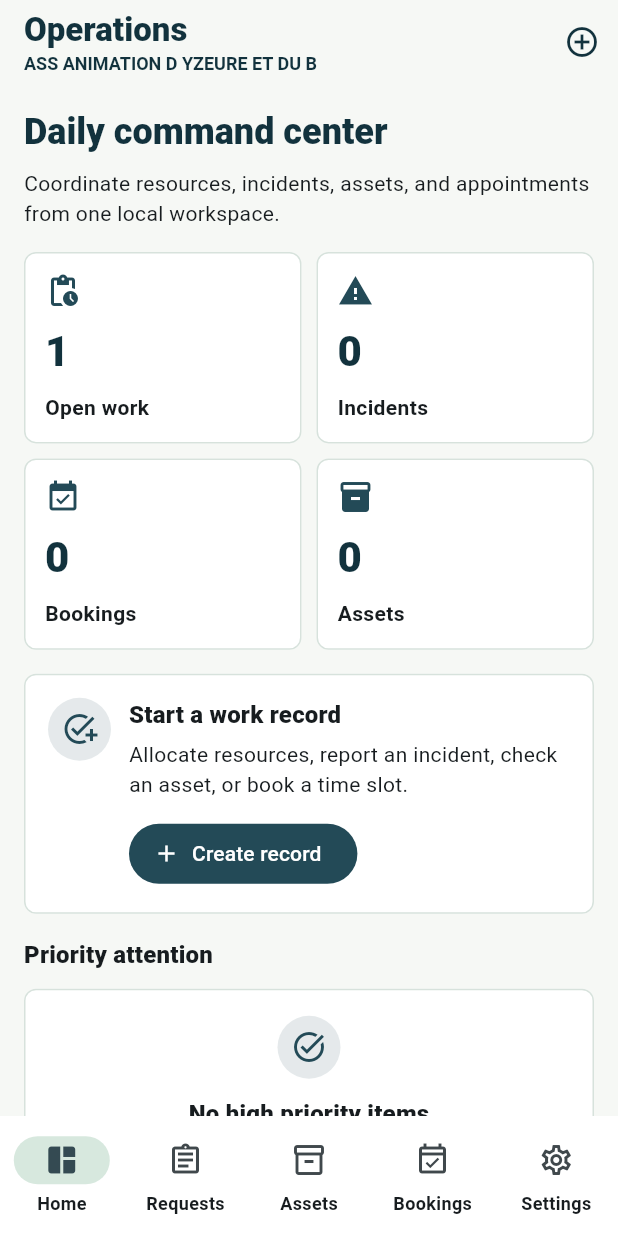
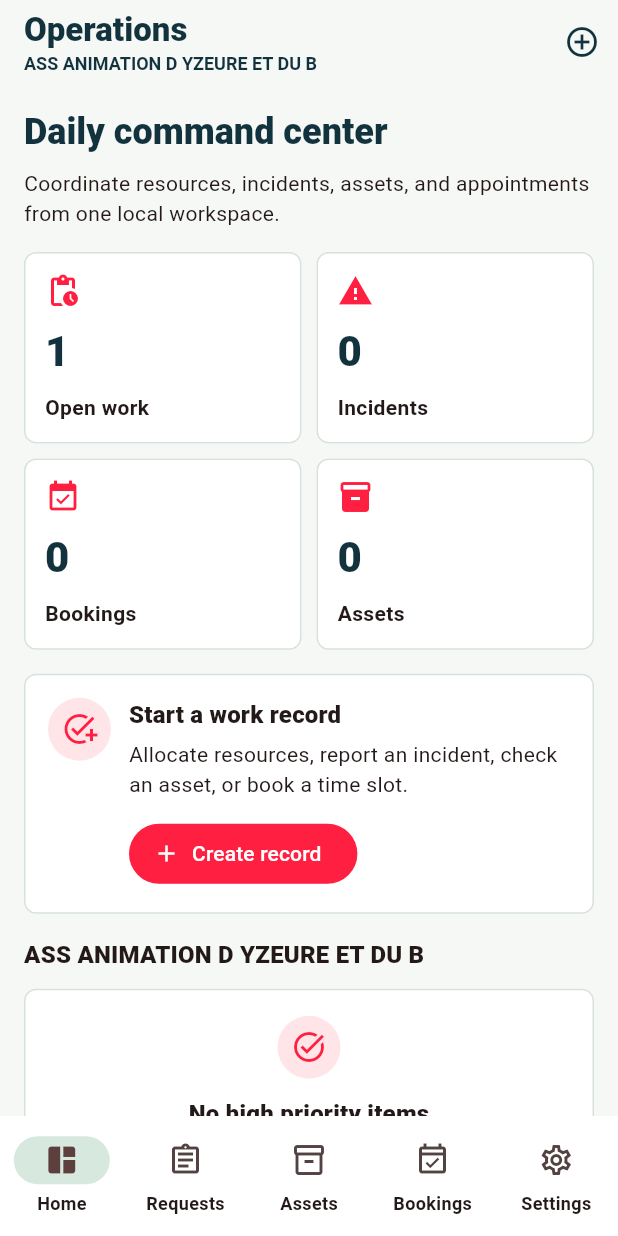
Before and after one commit to EOOrga/68d9d11a1299230338ee90ab, a Flutter app: the screen it shows after launch, on a phone screen of 412 x 824 dp. Run offline on Flutter 3.47's test engine with Material 3 defaults, Android fonts, the phone set to English and light mode, and no system bars; our stand-ins replace shared_preferences.

Commit message:
Create Flutter variant com.dicover.assopsyzeure

```diff
--- a/lib/main.dart
+++ b/lib/main.dart
@@ -17,8 +17,8 @@ class AssOpsApp extends StatelessWidget {
 
   @override
   Widget build(BuildContext context) {
-    const primary = Color(0xFF234A57);
-    const secondary = Color(0xFFB86A3E);
+    const primary = Color(0xFFFF1F41);
+    const secondary = Color(0xFFFF6D1F);
     const surface = Color(0xFFF6F8F5);
 
     final scheme =
@@ -327,7 +327,7 @@ class DashboardScreen extends StatelessWidget {
         ActionPanel(onCreate: onCreate),
         const SizedBox(height: 16),
         SectionHeader(
-          title: 'Priority attention',
+          title: 'ASS ANIMATION D YZEURE ET DU B',
           actionLabel: urgent.isEmpty ? null : '${urgent.length} active',
         ),
         if (urgent.isEmpty)
--- a/pubspec.yaml
+++ b/pubspec.yaml
@@ -1,4 +1,4 @@
-name: ass_ops_yzeure
+name: assopsyzeure
 description: "Local operations workspace for ASS ANIMATION D YZEURE ET DU B."
 publish_to: 'none'
 version: 1.0.0+1
@@ -23,8 +23,8 @@ flutter_launcher_icons:
   ios: false
   image_path: "docs/icon.png"
   min_sdk_android: 23
-  adaptive_icon_background: "#f6f8f5"
-  adaptive_icon_foreground: "docs/icon.png"
+  adaptive_icon_background: "#FFDD1F"
+  adaptive_icon_foreground: docs/icon.png
 
 flutter:
   uses-material-design: true
```
Also changed, not shown: docs/icon.png, 12 other files.
